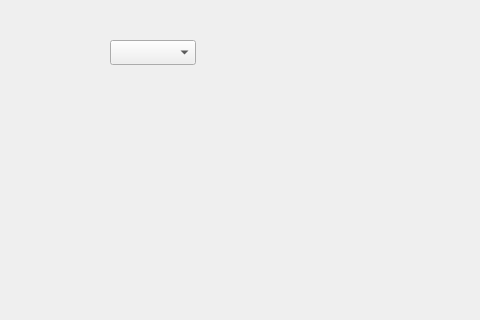
This is code/4.input/1.comboBox/comboBox/widget.ui in vistar-terry/Qt-Learning as Qt 5 draws it before an edit; both pictures show x 0 to 480 and y 0 to 320 of the 800 by 600 pixel window. The edited form follows.
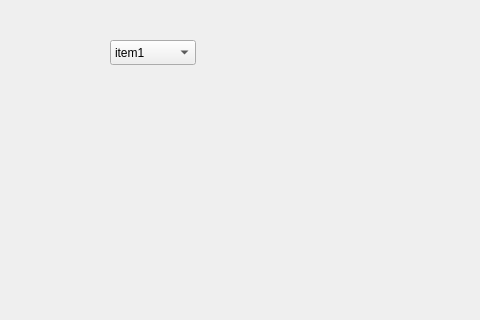
This is the edited form.

Patch:
```diff
--- a/code/4.input/1.comboBox/comboBox/widget.ui
+++ b/code/4.input/1.comboBox/comboBox/widget.ui
@@ -22,6 +22,22 @@
      <height>25</height>
     </rect>
    </property>
+   <property name="editable">
+    <bool>false</bool>
+   </property>
+   <property name="currentText">
+    <string>item1</string>
+   </property>
+   <item>
+    <property name="text">
+     <string>item1</string>
+    </property>
+   </item>
+   <item>
+    <property name="text">
+     <string>item2</string>
+    </property>
+   </item>
   </widget>
  </widget>
  <resources/>
```
